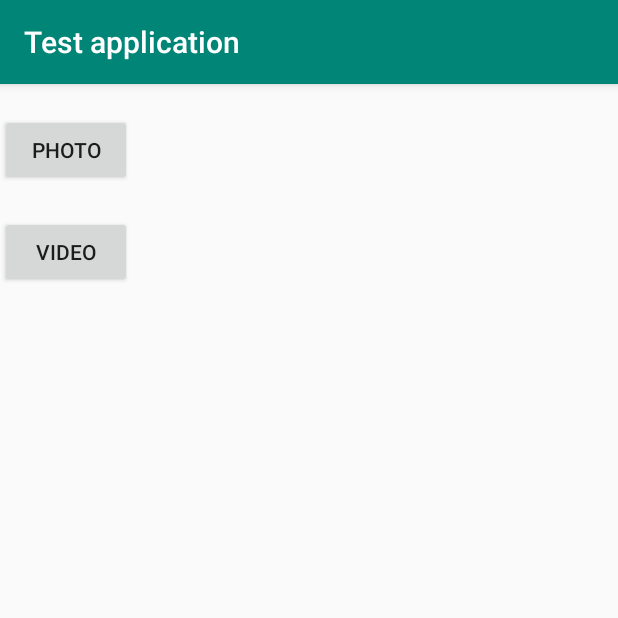
After one commit to ryosaeba82/MultiTestApp, an Android app: the fragment CameraFragment shown on its own in the app's theme, on a phone screen of 412 x 824 dp, the top half of it. The commit adds this screen. Run offline under Robolectric (Android 15) with nearby library versions, the phone set to English and light mode, and no system bars; 1 statement that could not run was skipped.

Commit message:
Aggiunta gestione fotocamera e videocamera

```diff
--- a/app/src/main/AndroidManifest.xml
+++ b/app/src/main/AndroidManifest.xml
@@ -7,6 +7,7 @@
     <uses-permission android:name="android.permission.WRITE_CONTACTS"/>
     <uses-permission android:name="android.permission.RECORD_AUDIO"/>
     <uses-permission android:name="android.permission.ACCESS_NOTIFICATION_POLICY"/>
+    <uses-feature android:name="android.hardware.camera" android:required="true" />
 
     <application
             android:allowBackup="true"
--- /dev/null
+++ b/app/src/main/java/com/starware/mpicciau/multitestapp/CameraFragment.java
@@ -0,0 +1,82 @@
+package com.starware.mpicciau.multitestapp;
+
+import android.content.Context;
+import android.content.Intent;
+import android.graphics.Bitmap;
+import android.net.Uri;
+import android.os.Bundle;
+import android.provider.MediaStore;
+import android.support.v4.app.Fragment;
+import android.view.LayoutInflater;
+import android.view.View;
+import android.view.ViewGroup;
+import android.widget.Button;
+import android.widget.ImageView;
+import android.widget.Toast;
+
+import static android.app.Activity.RESULT_OK;
+
+
+public class CameraFragment extends Fragment {
+
+    private static final int REQUEST_PHOTO = 1;
+    private static final int REQUEST_VIDEO = 2;
+    private ImageView imageView;
+    private View fragment_view;
+
+    public CameraFragment() {
+    }
+
+
+    @Override
+    public View onCreateView(LayoutInflater inflater, ViewGroup container,
+                             Bundle savedInstanceState) {
+        // Inflate the layout for this fragment
+        fragment_view = inflater.inflate(R.layout.fragment_camera, container, false);
+
+        //Button Photo management
+        Button button_photo = fragment_view.findViewById(R.id.buttonPhotoId);
+        button_photo.setOnClickListener(new View.OnClickListener() {
+            @Override
+            public void onClick(View view) {
+                PhotoExecute(view);
+            }
+        });
+
+        //Button Video management
+        Button button_video = fragment_view.findViewById(R.id.buttonVideoId);
+        button_video.setOnClickListener(new View.OnClickListener() {
+            @Override
+            public void onClick(View view) {
+                VideoExecute(view);
+            }
+        });
+
+        return(fragment_view);
+    }
+
+    private void VideoExecute(View view) {
+        Intent intent = new Intent(MediaStore.ACTION_VIDEO_CAPTURE);
+        startActivityForResult(intent,REQUEST_VIDEO);
+    }
+
+    private void PhotoExecute(View view) {
+        Intent intent = new Intent(MediaStore.ACTION_IMAGE_CAPTURE);
+        startActivityForResult(intent,REQUEST_PHOTO);
+    }
+
+    public void onActivityResult(int requestCode, int resultCode, Intent data) {
+        super.onActivityResult(requestCode, resultCode, data);
+        if (requestCode == REQUEST_PHOTO && resultCode == RESULT_OK) {
+            Bundle bundle = data.getExtras();
+            Bitmap bitmap = (Bitmap) bundle.get("data");
+            imageView = (ImageView) fragment_view.findViewById(R.id.imageViewId);
+            imageView.setImageBitmap(bitmap);
+        }
+        else if ( requestCode == REQUEST_VIDEO && resultCode == RESULT_OK )
+        {
+            Uri videoUri = data.getData();
+            Toast.makeText(getActivity(),"Video url: " + videoUri.getPath(),Toast.LENGTH_LONG).show();
+        }
+    }
+}
--- a/app/src/main/java/com/starware/mpicciau/multitestapp/MainActivity.java
+++ b/app/src/main/java/com/starware/mpicciau/multitestapp/MainActivity.java
@@ -34,6 +34,7 @@ public class MainActivity extends AppCompatActivity {
         adapter.addFragment(new IntentMenuFragment(), "Intent");
         adapter.addFragment(new ContactsFragment(), "Contacts");
         adapter.addFragment(new MultimediaFragment(), "Multimedia");
+        adapter.addFragment(new CameraFragment(), "Camera");
 
         viewPager.setAdapter(adapter);
         tabLayout.setupWithViewPager(viewPager);
--- /dev/null
+++ b/app/src/main/res/layout/fragment_camera.xml
@@ -0,0 +1,30 @@
+<?xml version="1.0" encoding="utf-8"?>
+<LinearLayout xmlns:android="http://schemas.android.com/apk/res/android"
+              xmlns:app="http://schemas.android.com/apk/res-auto"
+              xmlns:tools="http://schemas.android.com/tools"
+              android:id="@+id/CameraLayout"
+              android:layout_width="match_parent"
+              android:layout_height="match_parent"
+              tools:context=".CameraFragment"
+              android:orientation="vertical">
+
+    <Button
+            android:id="@+id/buttonPhotoId"
+            android:layout_width="wrap_content"
+            android:layout_height="wrap_content"
+            android:layout_marginTop="20dp"
+            android:text="@string/buttonPhotoText"/>
+
+    <Button
+            android:id="@+id/buttonVideoId"
+            android:layout_width="wrap_content"
+            android:layout_height="wrap_content"
+            android:layout_marginTop="20dp"
+            android:text="@string/buttonVideoText" />
+
+    <ImageView
+            android:id="@+id/imageViewId"
+            android:layout_width="wrap_content"
+            android:layout_height="wrap_content" />
+
+</LinearLayout>
--- a/app/src/main/res/values/strings.xml
+++ b/app/src/main/res/values/strings.xml
@@ -45,4 +45,8 @@
     <string name="buttonStopRecordAudioOnClick" translatable="false">stopRecordAudio</string>
     <string name="buttonPlayAudioOnClick" translatable="false">playAudio</string>
 
+    <!-- TODO: Remove or change this placeholder text -->
+    <string name="buttonPhotoText">Photo</string>
+    <string name="buttonVideoText">Video</string>
+
 </resources>
--- a/build.gradle
+++ b/build.gradle
@@ -7,7 +7,7 @@ buildscript {
         jcenter()
     }
     dependencies {
-        classpath 'com.android.tools.build:gradle:3.3.1'
+        classpath 'com.android.tools.build:gradle:3.3.2'
         classpath "org.jetbrains.kotlin:kotlin-gradle-plugin:$kotlin_version"
 
         // NOTE: Do not place your application dependencies here; they belong
```
Also changed, not shown: 1 other file.
